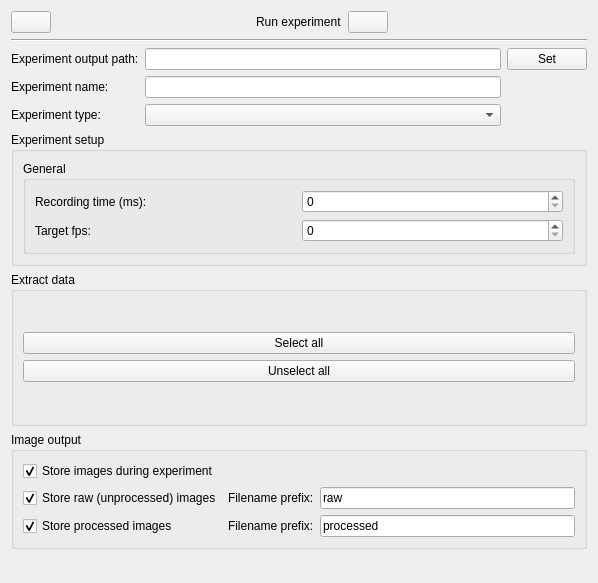
This is src/RTOC/gui/experimentsetup.ui in mortbopet/RTOC as Qt 5 draws it before an edit. The edited form follows.
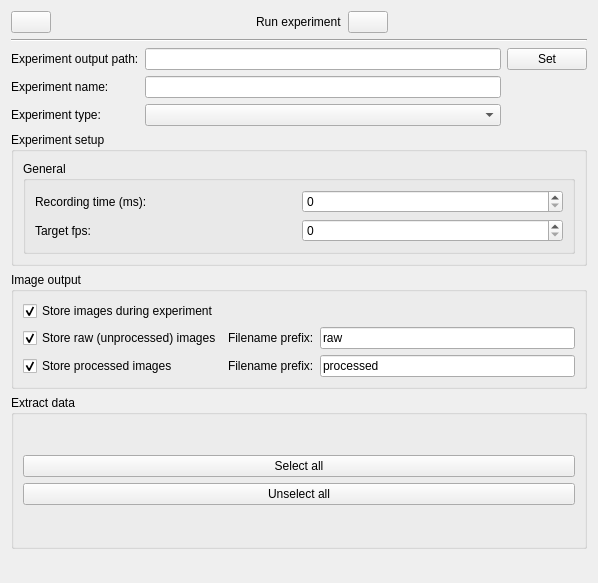
This is the edited form.

Commit message: Reorder experiment setup widget

The edit to the form file:
```diff
--- a/src/RTOC/gui/experimentsetup.ui
+++ b/src/RTOC/gui/experimentsetup.ui
@@ -168,75 +168,6 @@
        </layout>
       </widget>
      </item>
-     <item>
-      <widget class="QGroupBox" name="extractData">
-       <property name="enabled">
-        <bool>true</bool>
-       </property>
-       <property name="title">
-        <string>Extract data</string>
-       </property>
-       <property name="checkable">
-        <bool>false</bool>
-       </property>
-       <property name="checked">
-        <bool>false</bool>
-       </property>
-       <layout class="QGridLayout" name="gridLayout_3">
-        <item row="0" column="0">
-         <layout class="QHBoxLayout" name="horizontalLayout" stretch="1,0">
-          <item>
-           <layout class="QGridLayout" name="dataLayout"/>
-          </item>
-          <item>
-           <layout class="QVBoxLayout" name="verticalLayout_5">
-            <item>
-             <spacer name="verticalSpacer_2">
-              <property name="orientation">
-               <enum>Qt::Vertical</enum>
-              </property>
-              <property name="sizeHint" stdset="0">
-               <size>
-                <width>20</width>
-                <height>40</height>
-               </size>
-              </property>
-             </spacer>
-            </item>
-            <item>
-             <widget class="QPushButton" name="setAllFlags">
-              <property name="text">
-               <string>Select all</string>
-              </property>
-             </widget>
-            </item>
-            <item>
-             <widget class="QPushButton" name="unsetAllFlags">
-              <property name="text">
-               <string>Unselect all</string>
-              </property>
-             </widget>
-            </item>
-            <item>
-             <spacer name="verticalSpacer_3">
-              <property name="orientation">
-               <enum>Qt::Vertical</enum>
-              </property>
-              <property name="sizeHint" stdset="0">
-               <size>
-                <width>20</width>
-                <height>40</height>
-               </size>
-              </property>
-             </spacer>
-            </item>
-           </layout>
-          </item>
-         </layout>
-        </item>
-       </layout>
-      </widget>
-     </item>
      <item>
       <widget class="QGroupBox" name="groupBox_2">
        <property name="title">
@@ -314,6 +245,75 @@
        </layout>
       </widget>
      </item>
+     <item>
+      <widget class="QGroupBox" name="extractData">
+       <property name="enabled">
+        <bool>true</bool>
+       </property>
+       <property name="title">
+        <string>Extract data</string>
+       </property>
+       <property name="checkable">
+        <bool>false</bool>
+       </property>
+       <property name="checked">
+        <bool>false</bool>
+       </property>
+       <layout class="QGridLayout" name="gridLayout_3">
+        <item row="0" column="0">
+         <layout class="QHBoxLayout" name="horizontalLayout" stretch="1,0">
+          <item>
+           <layout class="QGridLayout" name="dataLayout"/>
+          </item>
+          <item>
+           <layout class="QVBoxLayout" name="verticalLayout_5">
+            <item>
+             <spacer name="verticalSpacer_2">
+              <property name="orientation">
+               <enum>Qt::Vertical</enum>
+              </property>
+              <property name="sizeHint" stdset="0">
+               <size>
+                <width>20</width>
+                <height>40</height>
+               </size>
+              </property>
+             </spacer>
+            </item>
+            <item>
+             <widget class="QPushButton" name="setAllFlags">
+              <property name="text">
+               <string>Select all</string>
+              </property>
+             </widget>
+            </item>
+            <item>
+             <widget class="QPushButton" name="unsetAllFlags">
+              <property name="text">
+               <string>Unselect all</string>
+              </property>
+             </widget>
+            </item>
+            <item>
+             <spacer name="verticalSpacer_3">
+              <property name="orientation">
+               <enum>Qt::Vertical</enum>
+              </property>
+              <property name="sizeHint" stdset="0">
+               <size>
+                <width>20</width>
+                <height>40</height>
+               </size>
+              </property>
+             </spacer>
+            </item>
+           </layout>
+          </item>
+         </layout>
+        </item>
+       </layout>
+      </widget>
+     </item>
     </layout>
    </item>
    <item row="1" column="0">
```
